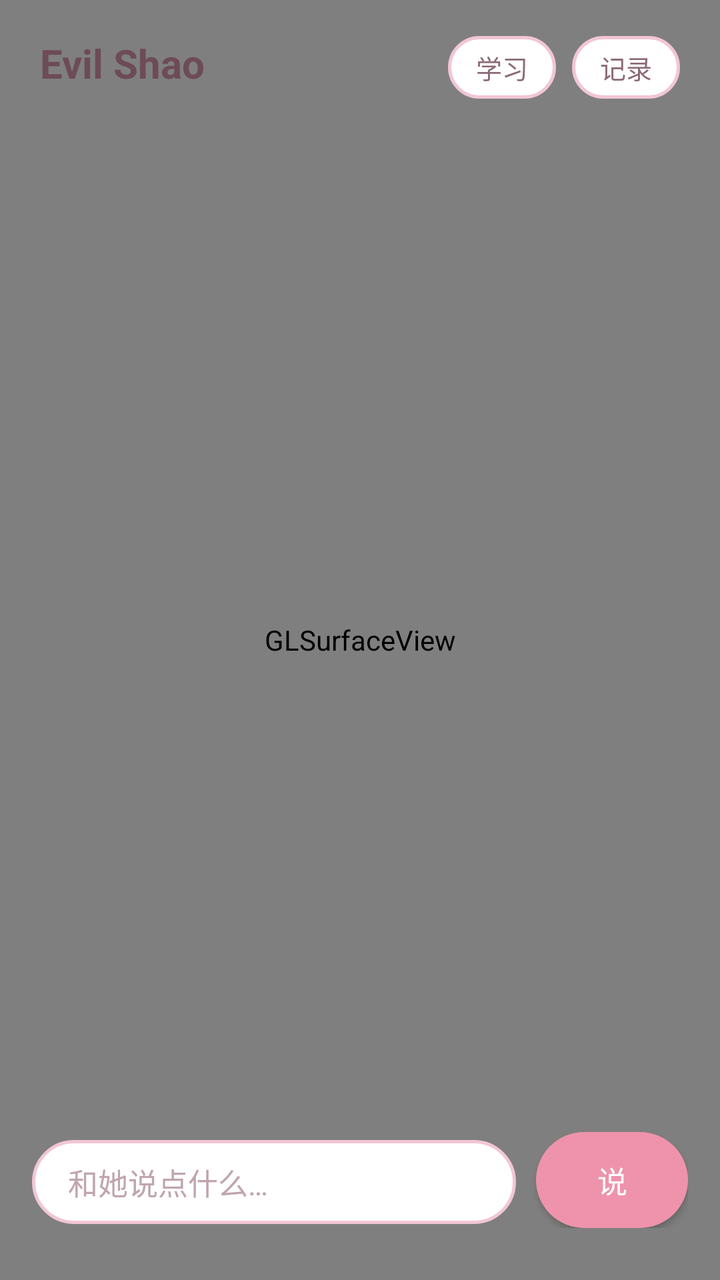
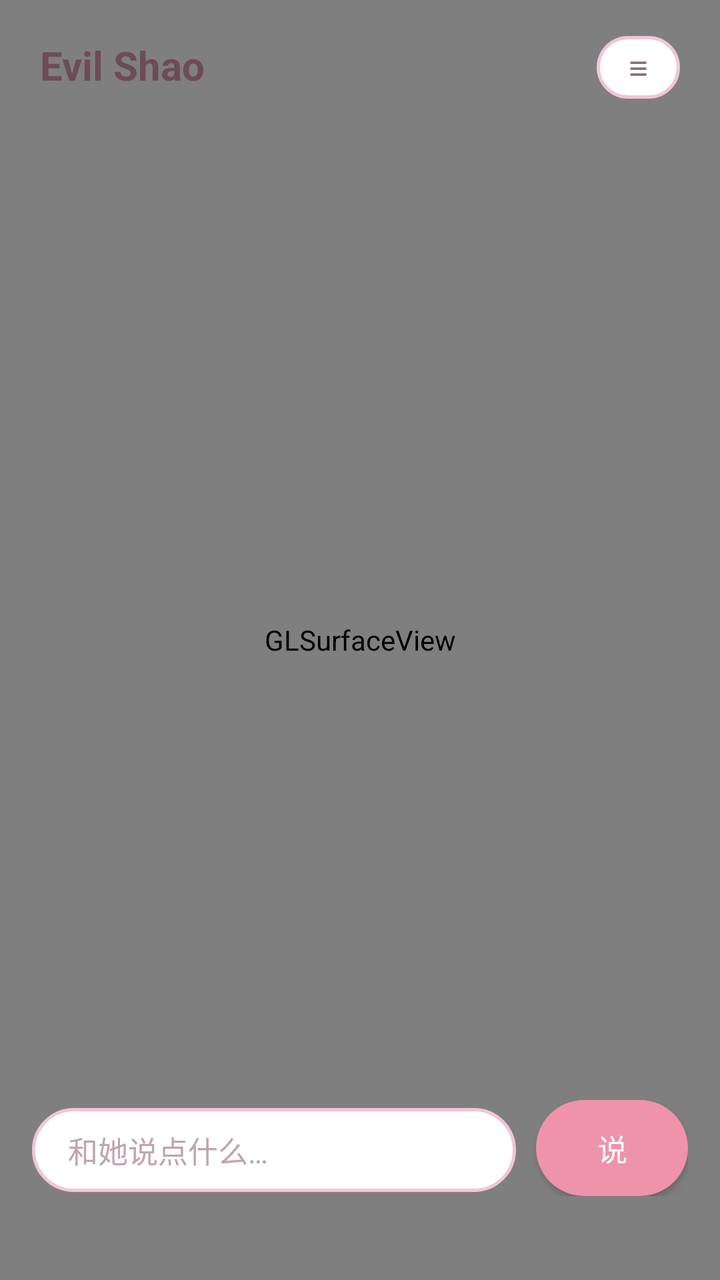

An Android layout rendered at two revisions. The XML below is the earlier revision; the diff shows what the commit changed to produce the second picture.
<!-- AndroidManifest.xml: application theme AppTheme -->
<!-- res/layout/activity_main.xml -->
<?xml version="1.0" encoding="utf-8"?>
<FrameLayout xmlns:android="http://schemas.android.com/apk/res/android"
    android:layout_width="match_parent"
    android:layout_height="match_parent"
    android:background="#FDEAF0">

    <android.opengl.GLSurfaceView
        android:id="@+id/gl"
        android:layout_width="match_parent"
        android:layout_height="match_parent" />

    <LinearLayout
        android:layout_width="match_parent"
        android:layout_height="wrap_content"
        android:layout_gravity="top"
        android:layout_marginStart="20dp"
        android:layout_marginTop="18dp"
        android:layout_marginEnd="20dp"
        android:orientation="horizontal">

        <TextView
            android:id="@+id/title"
            android:layout_width="0dp"
            android:layout_height="wrap_content"
            android:layout_weight="1"
            android:text="@string/app_name"
            android:textColor="#6D4B57"
            android:textSize="20sp"
            android:textStyle="bold" />

        <TextView
            android:id="@+id/learn"
            android:layout_width="wrap_content"
            android:layout_height="wrap_content"
            android:layout_marginEnd="8dp"
            android:background="@drawable/input_bg"
            android:paddingStart="14dp"
            android:paddingTop="6dp"
            android:paddingEnd="14dp"
            android:paddingBottom="6dp"
            android:text="@string/learn"
            android:textColor="#8C6A75"
            android:textSize="13sp" />

        <TextView
            android:id="@+id/record"
            android:layout_width="wrap_content"
            android:layout_height="wrap_content"
            android:background="@drawable/input_bg"
            android:paddingStart="14dp"
            android:paddingTop="6dp"
            android:paddingEnd="14dp"
            android:paddingBottom="6dp"
            android:text="@string/record"
            android:textColor="#8C6A75"
            android:textSize="13sp" />
    </LinearLayout>

    <TextView
        android:id="@+id/bubble"
        android:layout_width="wrap_content"
        android:layout_height="wrap_content"
        android:layout_gravity="top|center_horizontal"
        android:layout_marginTop="86dp"
        android:background="@drawable/bubble_bg"
        android:maxWidth="280dp"
        android:paddingStart="18dp"
        android:paddingTop="12dp"
        android:paddingEnd="18dp"
        android:paddingBottom="12dp"
        android:textColor="#463A3E"
        android:textSize="15sp"
        android:visibility="gone" />

    <LinearLayout
        android:layout_width="match_parent"
        android:layout_height="wrap_content"
        android:layout_gravity="bottom"
        android:layout_marginStart="16dp"
        android:layout_marginEnd="16dp"
        android:layout_marginBottom="26dp"
        android:orientation="horizontal">

        <EditText
            android:id="@+id/input"
            android:layout_width="0dp"
            android:layout_height="wrap_content"
            android:layout_weight="1"
            android:background="@drawable/input_bg"
            android:hint="@string/hint"
            android:inputType="text"
            android:maxLines="1"
            android:textColor="#4A3F43"
            android:textColorHint="#C0A5AE"
            android:textSize="15sp" />

        <Button
            android:id="@+id/send"
            android:layout_width="wrap_content"
            android:layout_height="wrap_content"
            android:layout_marginStart="10dp"
            android:background="@drawable/button_bg"
            android:backgroundTint="#EE93AB"
            android:minWidth="76dp"
            android:text="@string/send"
            android:textColor="#FFFFFF"
            android:textSize="15sp" />
    </LinearLayout>
</FrameLayout>
<!-- resources referenced by this layout -->
<resources>
  <!-- drawable bubble_bg (drawable) -->
  <?xml version="1.0" encoding="utf-8"?>
  <shape xmlns:android="http://schemas.android.com/apk/res/android"
      android:shape="rectangle">
      <solid android:color="#FFFDFD" />
      <corners android:radius="18dp" />
      <stroke
          android:width="1.5dp"
          android:color="#F0B6C7" />
  </shape>
  <!-- drawable button_bg (drawable) -->
  <?xml version="1.0" encoding="utf-8"?>
  <shape xmlns:android="http://schemas.android.com/apk/res/android"
      android:shape="rectangle">
      <solid android:color="#FFFFFF" />
      <corners android:radius="24dp" />
  </shape>
  <!-- drawable input_bg (drawable) -->
  <?xml version="1.0" encoding="utf-8"?>
  <shape xmlns:android="http://schemas.android.com/apk/res/android"
      android:shape="rectangle">
      <solid android:color="#FFFFFF" />
      <corners android:radius="24dp" />
      <stroke
          android:width="1.5dp"
          android:color="#F2C6D4" />
      <padding
          android:left="18dp"
          android:top="10dp"
          android:right="18dp"
          android:bottom="10dp" />
  </shape>
  <string name="app_name">Evil Shao</string>
  <string name="hint">和她说点什么…</string>
  <string name="learn">学习</string>
  <string name="record">记录</string>
  <string name="send">说</string>
  <style name="AppTheme" parent="@android:style/Theme.Material.Light.NoActionBar">
          <item name="android:windowBackground">@android:color/white</item>
          <item name="android:statusBarColor">#FDEAF0</item>
          <item name="android:navigationBarColor">#FDEAF0</item>
      </style>
</resources>

<!-- the commit's change to res/layout/activity_main.xml (unified diff, before → after) -->
@@ -4,65 +4,21 @@
     android:layout_height="match_parent"
     android:background="#FDEAF0">
 
+    
     <android.opengl.GLSurfaceView
         android:id="@+id/gl"
         android:layout_width="match_parent"
         android:layout_height="match_parent" />
 
-    <LinearLayout
-        android:layout_width="match_parent"
-        android:layout_height="wrap_content"
-        android:layout_gravity="top"
-        android:layout_marginStart="20dp"
-        android:layout_marginTop="18dp"
-        android:layout_marginEnd="20dp"
-        android:orientation="horizontal">
-
-        <TextView
-            android:id="@+id/title"
-            android:layout_width="0dp"
-            android:layout_height="wrap_content"
-            android:layout_weight="1"
-            android:text="@string/app_name"
-            android:textColor="#6D4B57"
-            android:textSize="20sp"
-            android:textStyle="bold" />
-
-        <TextView
-            android:id="@+id/learn"
-            android:layout_width="wrap_content"
-            android:layout_height="wrap_content"
-            android:layout_marginEnd="8dp"
-            android:background="@drawable/input_bg"
-            android:paddingStart="14dp"
-            android:paddingTop="6dp"
-            android:paddingEnd="14dp"
-            android:paddingBottom="6dp"
-            android:text="@string/learn"
-            android:textColor="#8C6A75"
-            android:textSize="13sp" />
-
-        <TextView
-            android:id="@+id/record"
-            android:layout_width="wrap_content"
-            android:layout_height="wrap_content"
-            android:background="@drawable/input_bg"
-            android:paddingStart="14dp"
-            android:paddingTop="6dp"
-            android:paddingEnd="14dp"
-            android:paddingBottom="6dp"
-            android:text="@string/record"
-            android:textColor="#8C6A75"
-            android:textSize="13sp" />
-    </LinearLayout>
-
+    
     <TextView
         android:id="@+id/bubble"
         android:layout_width="wrap_content"
         android:layout_height="wrap_content"
         android:layout_gravity="top|center_horizontal"
-        android:layout_marginTop="86dp"
+        android:layout_marginTop="62dp"
         android:background="@drawable/bubble_bg"
+        android:elevation="3dp"
         android:maxWidth="280dp"
         android:paddingStart="18dp"
         android:paddingTop="12dp"
@@ -72,13 +28,15 @@
         android:textSize="15sp"
         android:visibility="gone" />
 
+    
     <LinearLayout
         android:layout_width="match_parent"
         android:layout_height="wrap_content"
         android:layout_gravity="bottom"
         android:layout_marginStart="16dp"
         android:layout_marginEnd="16dp"
-        android:layout_marginBottom="26dp"
+        android:layout_marginBottom="42dp"
+        android:elevation="2dp"
         android:orientation="horizontal">
 
         <EditText
@@ -106,4 +64,97 @@
             android:textColor="#FFFFFF"
             android:textSize="15sp" />
     </LinearLayout>
+
+    
+    <View
+        android:id="@+id/scrim"
+        android:layout_width="match_parent"
+        android:layout_height="match_parent"
+        android:background="#2A000000"
+        android:visibility="gone" />
+
+    
+    <LinearLayout
+        android:layout_width="match_parent"
+        android:layout_height="wrap_content"
+        android:layout_gravity="top"
+        android:layout_marginStart="20dp"
+        android:layout_marginTop="18dp"
+        android:layout_marginEnd="20dp"
+        android:elevation="4dp"
+        android:orientation="horizontal">
+
+        <TextView
+            android:id="@+id/title"
+            android:layout_width="0dp"
+            android:layout_height="wrap_content"
+            android:layout_weight="1"
+            android:text="@string/app_name"
+            android:textColor="#6D4B57"
+            android:textSize="20sp"
+            android:textStyle="bold" />
+
+        <TextView
+            android:id="@+id/menu"
+            android:layout_width="wrap_content"
+            android:layout_height="wrap_content"
+            android:background="@drawable/input_bg"
+            android:paddingStart="16dp"
+            android:paddingTop="4dp"
+            android:paddingEnd="16dp"
+            android:paddingBottom="4dp"
+            android:text="@string/menu"
+            android:textColor="#8C6A75"
+            android:textSize="17sp" />
+    </LinearLayout>
+
+    
+    <LinearLayout
+        android:id="@+id/menuPanel"
+        android:layout_width="210dp"
+        android:layout_height="wrap_content"
+        android:layout_gravity="top|start"
+        android:layout_marginStart="20dp"
+        android:layout_marginTop="62dp"
+        android:background="@drawable/menu_bg"
+        android:elevation="12dp"
+        android:orientation="vertical"
+        android:paddingTop="6dp"
+        android:paddingBottom="6dp"
+        android:visibility="gone">
+
+        <TextView
+            android:id="@+id/mi_record"
+            style="@style/MenuItem"
+            android:text="@string/record" />
+
+        <TextView
+            android:id="@+id/mi_learn"
+            style="@style/MenuItem"
+            android:text="@string/learn" />
+
+        <TextView
+            android:id="@+id/mi_name"
+            style="@style/MenuItem"
+            android:text="@string/menu_name" />
+
+        <TextView
+            android:id="@+id/mi_ai"
+            style="@style/MenuItem"
+            android:text="@string/menu_ai" />
+
+        <View
+            android:layout_width="match_parent"
+            android:layout_height="1dp"
+            android:layout_marginStart="14dp"
+            android:layout_marginTop="4dp"
+            android:layout_marginEnd="14dp"
+            android:layout_marginBottom="4dp"
+            android:background="#F0DCE3" />
+
+        <TextView
+            android:id="@+id/mi_close"
+            style="@style/MenuItem"
+            android:text="@string/menu_close" />
+    </LinearLayout>
 </FrameLayout>
<!-- resource entries referenced after the edit -->
@@ -32,11 +32,35 @@
           android:right="18dp"
           android:bottom="10dp" />
   </shape>
+  <!-- drawable menu_bg (drawable) -->
+  <?xml version="1.0" encoding="utf-8"?>
+  <shape xmlns:android="http://schemas.android.com/apk/res/android"
+      android:shape="rectangle">
+      <solid android:color="#FBFFFFFF" />
+      <corners android:radius="18dp" />
+      <stroke
+          android:width="1.5dp"
+          android:color="#F2C6D4" />
+  </shape>
   <string name="app_name">Evil Shao</string>
   <string name="hint">和她说点什么…</string>
   <string name="learn">学习</string>
+  <string name="menu">≡</string>
+  <string name="menu_ai">接 AI</string>
+  <string name="menu_close">收起</string>
+  <string name="menu_name">改名字</string>
   <string name="record">记录</string>
   <string name="send">说</string>
+  <style name="MenuItem">
+          <item name="android:layout_width">match_parent</item>
+          <item name="android:layout_height">wrap_content</item>
+          <item name="android:paddingStart">18dp</item>
+          <item name="android:paddingTop">11dp</item>
+          <item name="android:paddingEnd">18dp</item>
+          <item name="android:paddingBottom">11dp</item>
+          <item name="android:textColor">#6D4B57</item>
+          <item name="android:textSize">14sp</item>
+      </style>
   <style name="AppTheme" parent="@android:style/Theme.Material.Light.NoActionBar">
           <item name="android:windowBackground">@android:color/white</item>
           <item name="android:statusBarColor">#FDEAF0</item>
